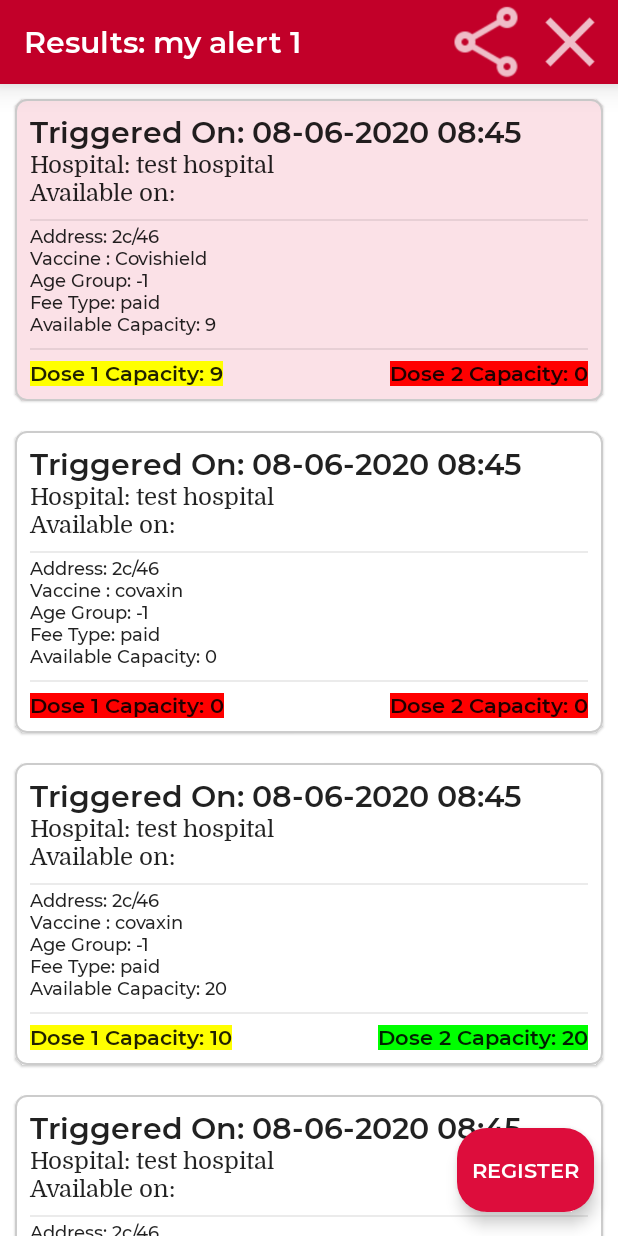
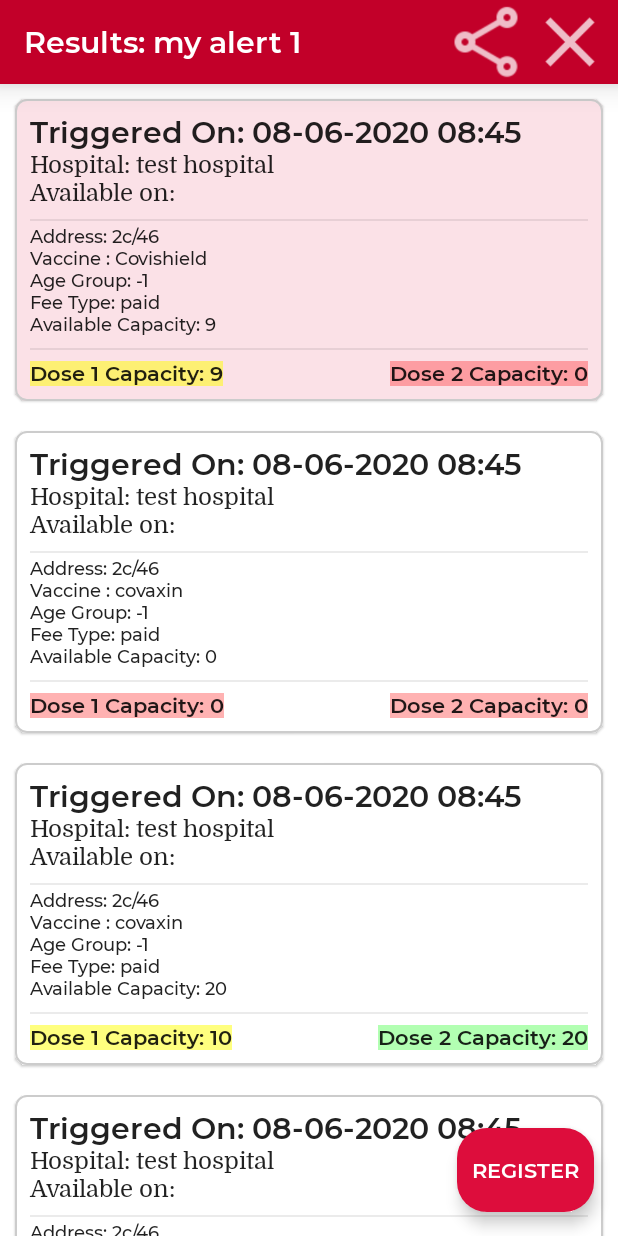
Before and after one commit to sp98/cowin-alert, an Android app built with Jetpack Compose: the @Preview function PreviewResultDetails, on a phone screen of 412 x 824 dp. Run offline under Robolectric (Android 15) with nearby library versions, the phone set to English and light mode, and no system bars; our stand-ins replace Room's generated code, accompanist.

Commit message:
add sputnik v alert
Signed-off-by: Santosh Pillai <sapillai@redhat.com>

```diff
--- a/app/src/main/java/com/santoshpillai/cowinalert/data/local/AlertDatabase.kt
+++ b/app/src/main/java/com/santoshpillai/cowinalert/data/local/AlertDatabase.kt
@@ -7,7 +7,7 @@
 import com.santoshpillai.cowinalert.data.model.Alert
 import com.santoshpillai.cowinalert.data.model.Result
 
-@Database(entities = [Alert::class, Result::class], version = 4, exportSchema = false)
+@Database(entities = [Alert::class, Result::class], version = 5, exportSchema = false)
 abstract class AlertDatabase : RoomDatabase() {
 
     abstract val alertDatabaseDao: AlertDatabaseDao
--- a/app/src/main/java/com/santoshpillai/cowinalert/data/model/Alert.kt
+++ b/app/src/main/java/com/santoshpillai/cowinalert/data/model/Alert.kt
@@ -22,6 +22,9 @@
 
     @ColumnInfo(name = "isCovaxin")
     val isCovaxin: Boolean = false,
+
+    @ColumnInfo(name = "isSuptnikV")
+    val isSuptnikV: Boolean = false,
 
     @ColumnInfo(name = "above45")
     val above45: Boolean = false,
@@ -55,6 +58,9 @@
             }
             if (isCovishield) {
                 vaccines = if (vaccines == "") vaccines + "covishield" else "$vaccines,covishield"
+            }
+            if (isSuptnikV) {
+                vaccines = if (vaccines == "") vaccines + "sputnik V" else "$vaccines,sputnik V"
             }
         }
         return vaccines
--- a/app/src/main/java/com/santoshpillai/cowinalert/ui/resultscreen/ResultScreen.kt
+++ b/app/src/main/java/com/santoshpillai/cowinalert/ui/resultscreen/ResultScreen.kt
@@ -206,7 +206,7 @@
 
 @Composable
 fun Register(context: Context) {
-    val cowinLoginURL =  stringResource(R.string.cowin_registration_url)
+    val cowinLoginURL = stringResource(R.string.cowin_registration_url)
     val intent = remember {
         Intent(
             Intent.ACTION_VIEW,
@@ -228,9 +228,9 @@
 
 fun getAvailableDoseBgColor(capacity: Int): Color {
     return when (capacity) {
-        in 1..10 -> Color.Yellow
-        0 -> Color.Red
-        else -> Color.Green
+        in 1..10 -> Color.Yellow.copy(alpha = 0.5f)
+        0 -> Color.Red.copy(alpha = 0.3f)
+        else -> Color.Green.copy(alpha = 0.3f)
     }
 }
 
```
Also changed, not shown: app/src/main/java/com/santoshpillai/cowinalert/ui/MainActivity.kt (+9 -4 lines), app/src/main/java/com/santoshpillai/cowinalert/ui/createscreen/CreateAlertScreen.kt (+12 -3 lines), app/src/main/java/com/santoshpillai/cowinalert/ui/createscreen/CreateAlertViewModel.kt (+8 -0 lines), app/src/main/java/com/santoshpillai/cowinalert/workers/CowinWorker.kt (+18 -5 lines).
